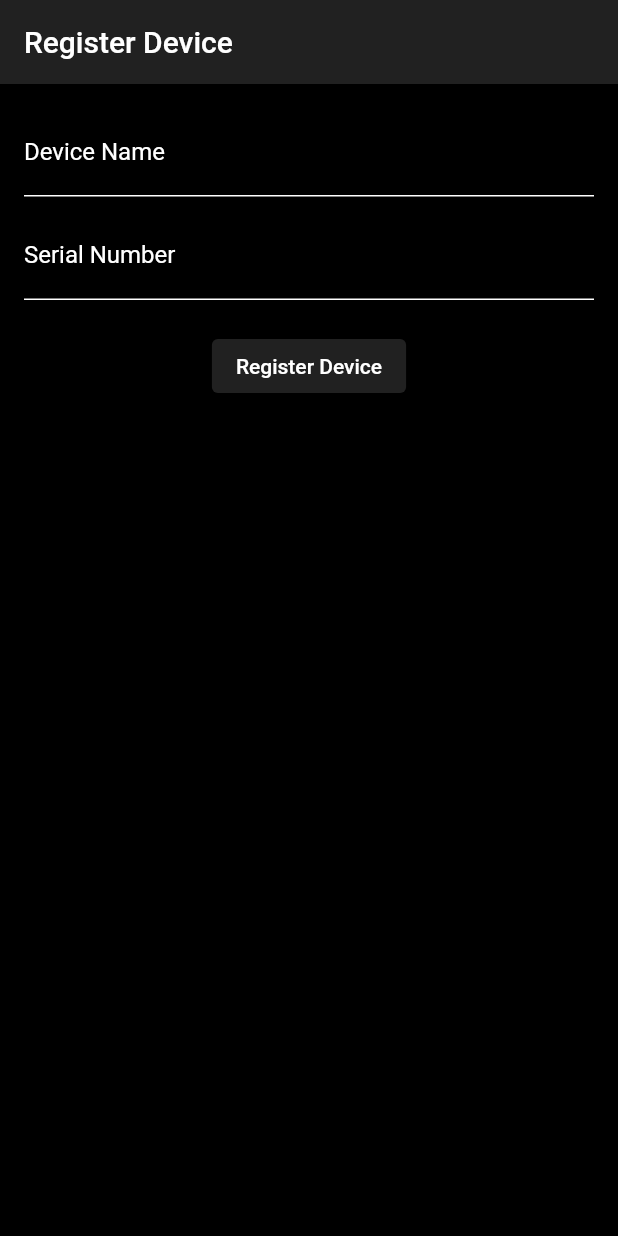
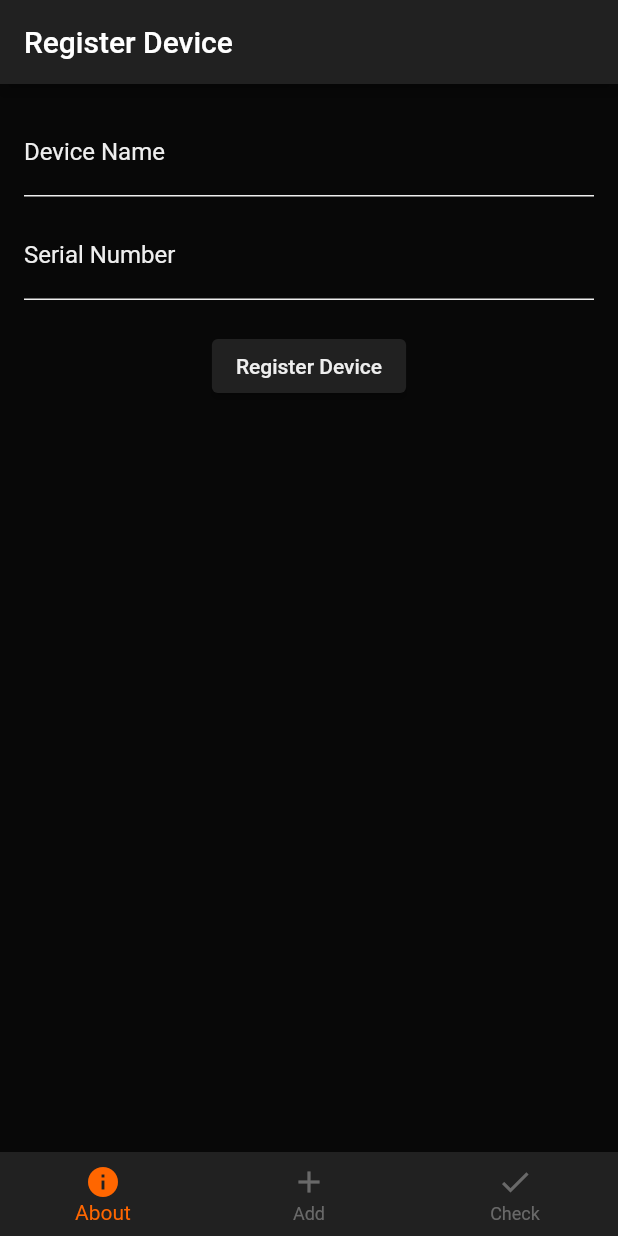
Before and after one commit to nikohoffren/stolen-or-not-app, a Flutter app: the RegisterDeviceScreen screen opened directly, on a phone screen of 412 x 824 dp. Run offline on Flutter 3.47's test engine with Material 2 defaults, Android fonts, the light colour scheme and no system bars; our stand-ins replace cloud_firestore, firebase_auth, firebase_core, google_sign_in; accounts and stored records are empty.

Commit message:
add app_bottom_navigation_bar.dart to widgets directory

```diff
--- a/lib/themes/app_colors.dart
+++ b/lib/themes/app_colors.dart
@@ -2,7 +2,8 @@ import 'package:flutter/material.dart';
 
 class AppColors {
   static const primaryColor = Color(0xFF212121);
-  static const secondaryColor = Color(0xFF9E9E9E);
-  static const black = Color(0xFF000000);
-  static const white = Color(0xFFFFFFFF);
+  static const secondaryColor = Color.fromARGB(255, 255, 102, 0);
+  static const black = Color.fromARGB(255, 8, 8, 8);
+  static const white = Color.fromARGB(255, 238, 238, 238);
+  static const grey = Color.fromARGB(128, 177, 177, 177);
 }
--- a/lib/views/register_device_screen.dart
+++ b/lib/views/register_device_screen.dart
@@ -2,6 +2,7 @@ import 'package:firebase_auth/firebase_auth.dart';
 import 'package:cloud_firestore/cloud_firestore.dart';
 import 'package:flutter/material.dart';
 import 'package:stolen_gear_app/themes/app_colors.dart';
+import 'package:stolen_gear_app/widgets/app_bottom_navigation_bar.dart';
 
 class RegisterDeviceScreen extends StatefulWidget {
   const RegisterDeviceScreen({super.key});
@@ -16,6 +17,9 @@ class RegisterDeviceScreenState extends State<RegisterDeviceScreen> {
   final _formKey = GlobalKey<FormState>();
   final _serialNumberController = TextEditingController();
   final _deviceNameController = TextEditingController();
+
+  int _currentIndex = 0;
+  void _onTabTapped(int index) => setState(() => _currentIndex = index);
 
   @override
   Widget build(BuildContext context) {
@@ -126,6 +130,10 @@ class RegisterDeviceScreenState extends State<RegisterDeviceScreen> {
           ),
         ),
       ),
+      bottomNavigationBar: AppBottomNavigationBar(
+        currentIndex: _currentIndex,
+        onTabTapped: _onTabTapped,
+      ),
     );
   }
 }
--- /dev/null
+++ b/lib/widgets/app_bottom_navigation_bar.dart
@@ -0,0 +1,36 @@
+import 'package:flutter/material.dart';
+import 'package:stolen_gear_app/themes/app_colors.dart';
+
+class AppBottomNavigationBar extends StatelessWidget {
+  final int currentIndex;
+  final Function(int) onTabTapped;
+
+  const AppBottomNavigationBar(
+      {super.key, required this.currentIndex, required this.onTabTapped});
+
+  @override
+  Widget build(BuildContext context) {
+    return BottomNavigationBar(
+      currentIndex: currentIndex,
+      onTap: onTabTapped,
+      backgroundColor: AppColors.primaryColor,
+      unselectedItemColor: AppColors.grey,
+      selectedItemColor:
+          AppColors.secondaryColor,
+      items: const [
+        BottomNavigationBarItem(
+          icon: Icon(Icons.info),
+          label: 'About',
+        ),
+        BottomNavigationBarItem(
+          icon: Icon(Icons.add),
+          label: 'Add',
+        ),
+        BottomNavigationBarItem(
+          icon: Icon(Icons.check),
+          label: 'Check',
+        )
+      ],
+    );
+  }
+}
```
